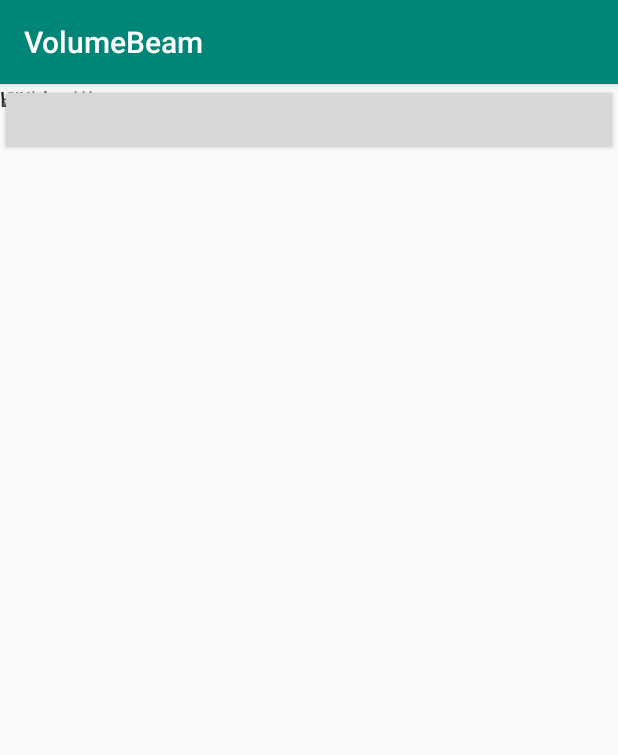
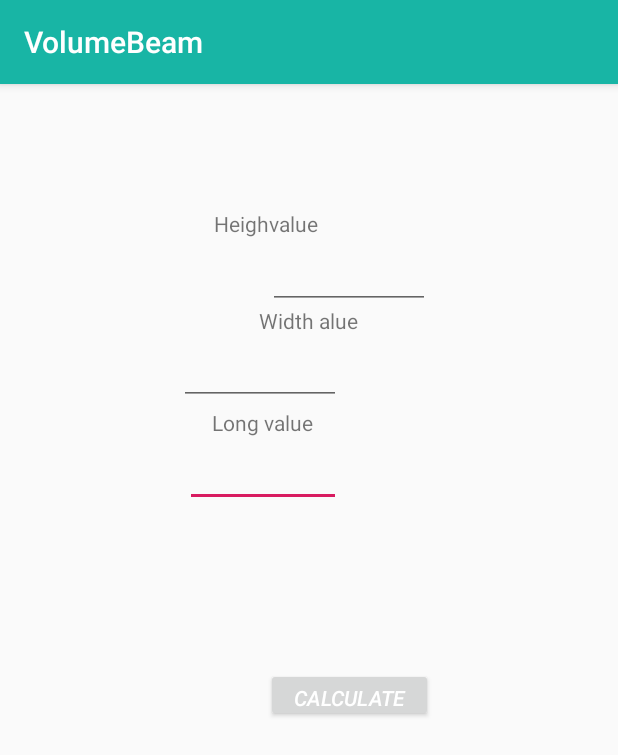
Before and after one commit to krisnantobiyuh/android-beamVolume, an Android app: the screen it shows after launch (MainActivity), on a phone screen of 412 x 824 dp. Shown: the top 755 px of the screen. Run offline under Robolectric (Android 15) with nearby library versions, the phone set to English and light mode, and no system bars.

Commit message:
fix bug for OnClickListener

```diff
--- a/app/build.gradle
+++ b/app/build.gradle
@@ -5,7 +5,7 @@ android {
     defaultConfig {
         applicationId "com.wixout.volumebeam"
         minSdkVersion 17
-        targetSdkVersion 27
+        targetSdkVersion 21
         versionCode 1
         versionName "1.0"
         testInstrumentationRunner "android.support.test.runner.AndroidJUnitRunner"
--- a/app/src/main/java/com/wixout/volumebeam/MainActivity.java
+++ b/app/src/main/java/com/wixout/volumebeam/MainActivity.java
@@ -8,7 +8,7 @@ import android.widget.Button;
 import android.widget.EditText;
 import android.widget.TextView;
 
-public class MainActivity extends AppCompatActivity {
+public class MainActivity extends AppCompatActivity implements View.OnClickListener {
 
     private EditText edtWidth, edtHeight, edtLength;
     private Button btnCalculate;
@@ -23,9 +23,10 @@ public class MainActivity extends AppCompatActivity {
         edtLength = (EditText)findViewById(R.id.edt_length);
         btnCalculate = (Button)findViewById(R.id.btn_calculate);
         tvResult     = (TextView)findViewById(R.id.tv_result);
-        btnCalculate.setOnClickListener(View.OnClickListener);
+        btnCalculate.setOnClickListener(this);
     }
 
+    @Override
     public void onClick(View v) {
         if (v.getId() == R.id.btn_calculate){
             String length = edtLength.getText().toString().trim();
--- /dev/null
+++ b/app/src/main/res/drawable/buttonshape.xml
@@ -0,0 +1,19 @@
+<?xml version="1.0" encoding="utf-8"?>
+<shape xmlns:android="http://schemas.android.com/apk/res/android" android:shape="rectangle" >
+    <corners
+        android:radius="100dp"
+        />
+    <solid
+        android:color="#1D8FDB"
+        />
+    <padding
+        android:left="0dp"
+        android:top="0dp"
+        android:right="0dp"
+        android:bottom="0dp"
+        />
+    <size
+        android:width="144dp"
+        android:height="75dp"
+        />
+</shape>
--- a/app/src/main/res/layout/activity_main.xml
+++ b/app/src/main/res/layout/activity_main.xml
@@ -1,64 +1,164 @@
 <?xml version="1.0" encoding="utf-8"?>
-<android.support.constraint.ConstraintLayout xmlns:android="http://schemas.android.com/apk/res/android"
+<RelativeLayout xmlns:android="http://schemas.android.com/apk/res/android"
     xmlns:app="http://schemas.android.com/apk/res-auto"
     xmlns:tools="http://schemas.android.com/tools"
     android:layout_width="match_parent"
     android:layout_height="match_parent"
     android:layout_marginBottom="@dimen/activity_vertical_margin"
+    android:paddingBottom="@dimen/activity_vertical_margin"
+    android:paddingLeft="@dimen/activity_horizontal_margin"
+    android:paddingRight="@dimen/activity_horizontal_margin"
+    android:paddingTop="@dimen/activity_vertical_margin"
     android:orientation="vertical"
     tools:context=".MainActivity">
 
+    <!--<TextView-->
+        <!--android:layout_width="match_parent"-->
+        <!--android:layout_height="wrap_content"-->
+        <!--android:text="Long value"-->
+        <!--android:layout_marginBottom="@dimen/activity_vertical_margin"/>-->
+
+    <!--<EditText-->
+        <!--android:id="@+id/edt_length"-->
+        <!--android:layout_width="match_parent"-->
+        <!--android:layout_height="wrap_content"-->
+        <!--android:layout_alignParentStart="true"-->
+        <!--android:layout_marginStart="0dp"-->
+        <!--android:layout_marginBottom="@dimen/activity_vertical_margin"-->
+        <!--android:inputType="numberDecimal"-->
+        <!--android:lines="1" />-->
+
+    <!--<TextView-->
+        <!--android:layout_width="match_parent"-->
+        <!--android:layout_height="wrap_content"-->
+        <!--android:layout_alignParentStart="true"-->
+        <!--android:layout_marginStart="0dp"-->
+        <!--android:layout_marginBottom="@dimen/activity_vertical_margin"-->
+        <!--android:text="Width value" />-->
+    <!--<EditText-->
+        <!--android:id="@+id/edt_width"-->
+        <!--android:layout_width="match_parent"-->
+        <!--android:layout_height="wrap_content"-->
+        <!--android:inputType="numberDecimal"-->
+        <!--android:lines="1"-->
+        <!--android:layout_marginBottom="@dimen/activity_vertical_margin"/>-->
+    <!--<TextView-->
+        <!--android:layout_width="match_parent"-->
+        <!--android:layout_height="wrap_content"-->
+        <!--android:text="Height value"-->
+        <!--android:layout_marginBottom="@dimen/activity_vertical_margin"/>-->
+    <!--<EditText-->
+        <!--android:id="@+id/edt_height"-->
+        <!--android:layout_width="match_parent"-->
+        <!--android:layout_height="wrap_content"-->
+        <!--android:inputType="numberDecimal"-->
+        <!--android:lines="1"-->
+        <!--android:layout_marginBottom="@dimen/activity_vertical_margin"/>-->
+    <!--<Button-->
+        <!--android:id="@+id/btn_calculate"-->
+        <!--android:layout_width="match_parent"-->
+        <!--android:layout_height="wrap_content"-->
+        <!--android:layout_marginBottom="@dimen/activity_vertical_margin"/>-->
+
+    <!--<TextView-->
+        <!--android:id="@+id/tv_result"-->
+        <!--android:layout_width="match_parent"-->
+        <!--android:layout_height="wrap_content"-->
+        <!--android:text="Result"-->
+        <!--android:gravity="center"-->
+        <!--android:textSize="24sp"-->
+        <!--android:textStyle="bold"-->
+        <!--android:layout_marginBottom="@dimen/activity_vertical_margin"/>-->
+
+
     <TextView
-        android:layout_width="match_parent"
+        android:id="@+id/textView2"
+        android:layout_width="wrap_content"
         android:layout_height="wrap_content"
-        android:text="Long value"
-        android:layout_marginBottom="@dimen/activity_vertical_margin"/>
+        android:layout_alignParentStart="true"
+        android:layout_alignParentTop="true"
+        android:layout_marginStart="125dp"
+        android:layout_marginTop="200dp"
+        android:text="Long value" />
+
     <EditText
         android:id="@+id/edt_length"
-        android:layout_width="match_parent"
+        android:layout_width="104dp"
         android:layout_height="wrap_content"
-        android:inputType="numberDecimal"
-        android:lines="1"
-        android:layout_marginBottom="@dimen/activity_vertical_margin"/>
+        android:layout_below="@+id/textView2"
+        android:layout_alignParentStart="true"
+        android:layout_marginStart="107dp"
+        android:layout_marginTop="1dp"
+        android:ems="10"
+        android:inputType="number" />
+
     <TextView
-        android:layout_width="match_parent"
+        android:id="@+id/textView3"
+        android:layout_width="wrap_content"
         android:layout_height="wrap_content"
-        android:text="Width value"
-        android:layout_marginBottom="@dimen/activity_vertical_margin"/>
+        android:layout_alignParentTop="true"
+        android:layout_centerHorizontal="true"
+        android:layout_marginTop="132dp"
+        android:text="Width alue" />
+
     <EditText
         android:id="@+id/edt_width"
-        android:layout_width="match_parent"
+        android:layout_width="108dp"
         android:layout_height="wrap_content"
-        android:inputType="numberDecimal"
-        android:lines="1"
-        android:layout_marginBottom="@dimen/activity_vertical_margin"/>
+        android:layout_below="@+id/textView3"
+        android:layout_alignParentStart="true"
+        android:layout_marginStart="103dp"
+        android:layout_marginTop="1dp"
+        android:ems="10"
+        android:inputType="number" />
+
     <TextView
-        android:layout_width="match_parent"
+        android:id="@+id/textView4"
+        android:layout_width="wrap_content"
         android:layout_height="wrap_content"
-        android:text="Height value"
-        android:layout_marginBottom="@dimen/activity_vertical_margin"/>
+        android:layout_alignStart="@+id/textView2"
+        android:layout_alignParentTop="true"
+        android:layout_marginStart="1dp"
+        android:layout_marginTop="67dp"
+        android:text="Heighvalue" />
+
     <EditText
         android:id="@+id/edt_height"
-        android:layout_width="match_parent"
+        android:layout_width="108dp"
         android:layout_height="wrap_content"
-        android:inputType="numberDecimal"
-        android:lines="1"
-        android:layout_marginBottom="@dimen/activity_vertical_margin"/>
+        android:layout_below="@+id/textView4"
+        android:layout_alignParentEnd="true"
+        android:layout_marginTop="2dp"
+        android:layout_marginEnd="109dp"
+        android:ems="10"
+        android:inputType="number" />
+
     <Button
         android:id="@+id/btn_calculate"
-        android:layout_width="match_parent"
-        android:layout_height="wrap_content"
-        android:layout_marginBottom="@dimen/activity_vertical_margin"/>
+        android:layout_width="111dp"
+        android:layout_height="36dp"
+        android:layout_alignParentTop="true"
+        android:layout_alignParentEnd="true"
+        android:layout_marginTop="373dp"
+        android:layout_marginEnd="107dp"
+        android:clickable="false"
+        android:hapticFeedbackEnabled="false"
+        android:text="Calculate"
+        android:textAlignment="center"
+        android:textColor="#ffff"
+        android:textStyle="italic"
+        tools:background="#eeee"
+        tools:hapticFeedbackEnabled="false" />
 
     <TextView
         android:id="@+id/tv_result"
-        android:layout_width="match_parent"
-        android:layout_height="wrap_content"
-        android:text="Result"
-        android:gravity="center"
-        android:textSize="24sp"
-        android:textStyle="bold"
-        android:layout_marginBottom="@dimen/activity_vertical_margin"/>
+        android:layout_width="181dp"
+        android:layout_height="31dp"
+        android:layout_alignEnd="@+id/textView3"
+        android:layout_alignParentBottom="true"
+        android:layout_marginEnd="-56dp"
+        android:layout_marginBottom="141dp"
+        android:textAlignment="center"
+        android:textStyle="bold" />
 
-
-</android.support.constraint.ConstraintLayout>
+</RelativeLayout>
--- a/app/src/main/res/values/colors.xml
+++ b/app/src/main/res/values/colors.xml
@@ -1,6 +1,6 @@
 <?xml version="1.0" encoding="utf-8"?>
 <resources>
-    <color name="colorPrimary">#008577</color>
+    <color name="colorPrimary">#18b5a5</color>
     <color name="colorPrimaryDark">#00574B</color>
     <color name="colorAccent">#D81B60</color>
 </resources>
```
Also changed, not shown: 1 other file.
